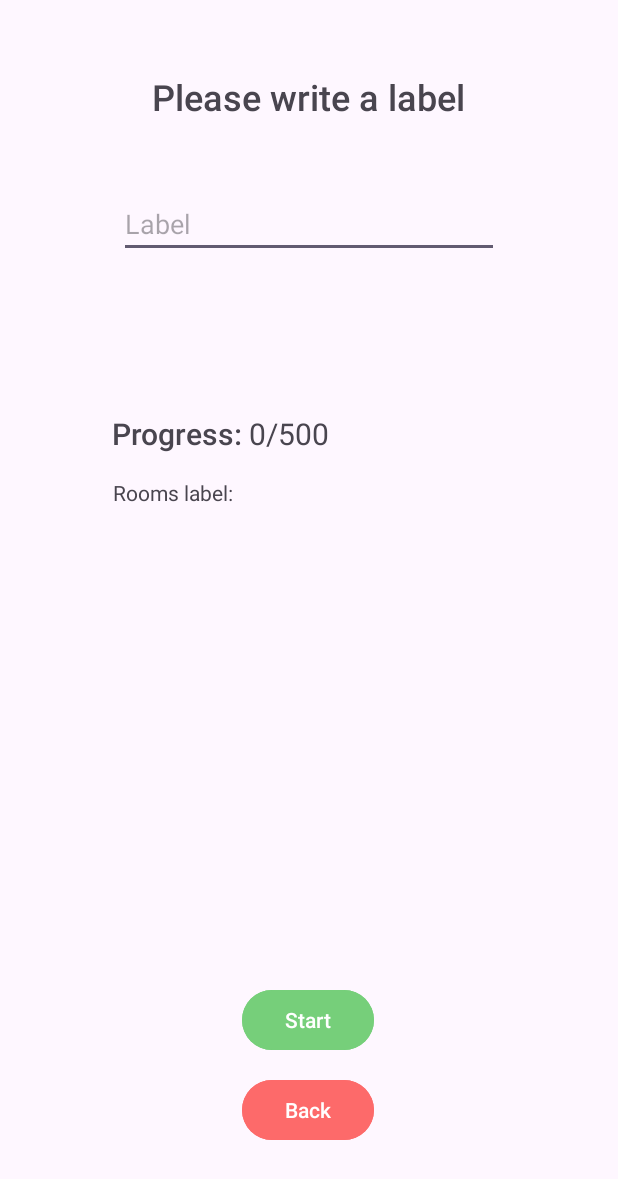
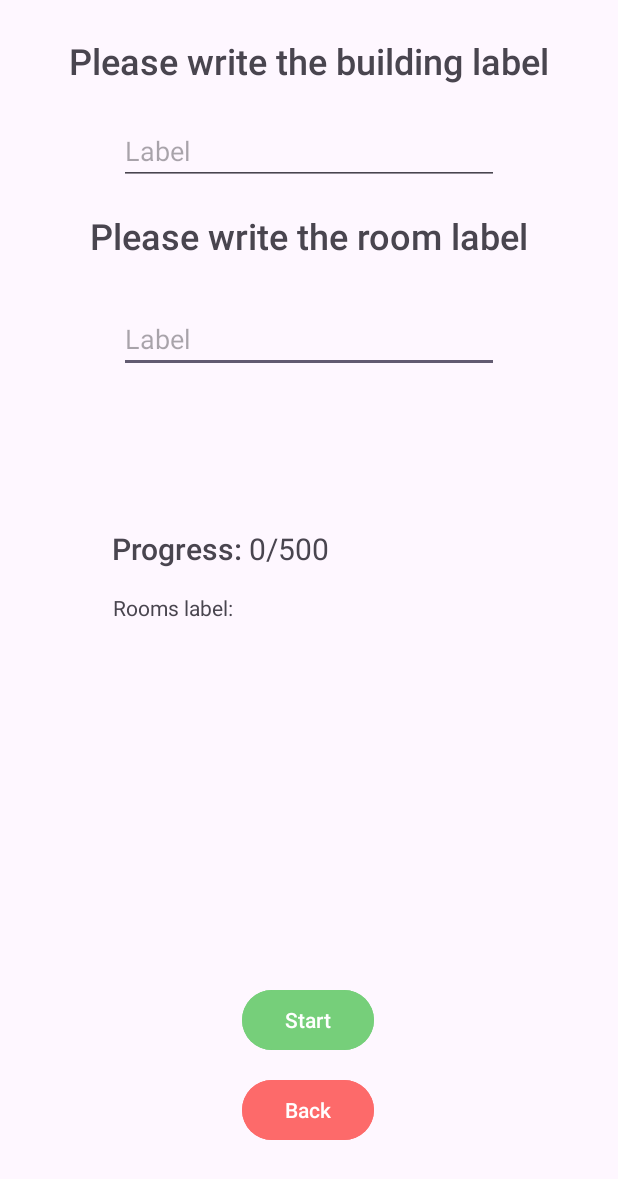
Before and after one commit to RadoslavSozonov/IndoorNavigationRP, an Android app: the layout popup_label.xml on its own in the app's theme, with its tools: preview values and no code run, on a phone screen of 412 x 824 dp. Shown: the top 1179 px of the screen. Run offline under Robolectric (Android 15) with nearby library versions, the phone set to English and light mode, and no system bars.

Commit message:
adding a building label

```diff
--- a/frontend_v1/app/src/main/java/com/example/myapplication/LabelWindow.java
+++ b/frontend_v1/app/src/main/java/com/example/myapplication/LabelWindow.java
@@ -71,7 +71,8 @@ public class LabelWindow extends Activity {
         setContentView(R.layout.popup_label);
 
         // Get layout components
-        TextView label = (TextView) findViewById(R.id.label_of_room);
+        TextView room_label = (TextView) findViewById(R.id.label_of_room);
+        TextView building_label = (TextView) findViewById(R.id.label_of_room);
         TextView sent_label = (TextView) findViewById(R.id.sent_label);
         Button button_start = (Button) findViewById(R.id.button_submit);
         TextView progress = (TextView) findViewById(R.id.textView4);
@@ -105,8 +106,9 @@ public class LabelWindow extends Activity {
             public void onClick(View v) {
                 if(!training) {
                     // get and set rooms label from user input
-                    String label_text = label.getText().toString();
-                    sent_label.setText(label_text);
+                    String label_room_text = room_label.getText().toString();
+                    String label_building_text = building_label.getText().toString();
+                    sent_label.setText(label_room_text + " " + label_building_text);
                     // Disable back button while labeling
                     training = true;
                     // TODO: chirp and receive 500 echos, then send them to server
@@ -116,7 +118,6 @@ public class LabelWindow extends Activity {
                     int repeatChirp = 5;
 //
                     ChirpEmitterBisccitAttempt chirpEmitter = new ChirpEmitterBisccitAttempt(CHIRP_FREQUENCY);
-
                     AudioRecord audioRecord = createAudioRecord(repeatChirp);
                     System.out.println(audioRecord.getState());
                     CaptureAcousticEcho captureAcousticEcho = new CaptureAcousticEcho(audioRecord);
@@ -171,7 +172,7 @@ public class LabelWindow extends Activity {
 //                    }
 
                     new Thread(() -> {
-                        ServerCommunication.addRoom(new Room(listOfRecords, label_text.trim(), "myBuilding"));
+                        ServerCommunication.addRoom(new Room(listOfRecords, label_room_text.trim(), label_building_text.trim()));
                     }).start();
 
                     chirpEmitter.destroy();
--- a/frontend_v1/app/src/main/res/layout/popup_label.xml
+++ b/frontend_v1/app/src/main/res/layout/popup_label.xml
@@ -6,28 +6,51 @@
     android:layout_height="match_parent">
 
     <TextView
+        android:id="@+id/textView2"
+        android:layout_width="wrap_content"
+        android:layout_height="wrap_content"
+        android:layout_marginTop="24dp"
+        android:fontFamily="sans-serif-medium"
+        android:text="Please write the building label"
+        android:textSize="24sp"
+        app:layout_constraintEnd_toEndOf="parent"
+        app:layout_constraintHorizontal_bias="0.502"
+        app:layout_constraintStart_toStartOf="parent"
+        app:layout_constraintTop_toTopOf="parent" />
+
+    <TextView
         android:id="@+id/textView"
         android:layout_width="wrap_content"
         android:layout_height="wrap_content"
-        android:layout_marginTop="48dp"
+        android:layout_marginTop="84dp"
         android:fontFamily="sans-serif-medium"
-        android:text="Please write a label"
+        android:text="Please write the room label"
         android:textSize="24sp"
         app:layout_constraintEnd_toEndOf="parent"
-        app:layout_constraintHorizontal_bias="0.497"
         app:layout_constraintStart_toStartOf="parent"
-        app:layout_constraintTop_toTopOf="parent" />
+        app:layout_constraintTop_toBottomOf="@+id/textView2" />
 
     <com.google.android.material.textfield.TextInputEditText
         android:id="@+id/label_of_room"
         android:layout_width="253dp"
         android:layout_height="43dp"
-        android:layout_marginTop="48dp"
+        android:layout_marginTop="32dp"
         android:hint="Label"
         android:inputType="text"
         app:layout_constraintEnd_toEndOf="parent"
         app:layout_constraintStart_toStartOf="parent"
         app:layout_constraintTop_toBottomOf="@+id/textView" />
+
+    <com.google.android.material.textfield.TextInputEditText
+        android:id="@+id/label_of_building"
+        android:layout_width="253dp"
+        android:layout_height="43dp"
+        android:layout_marginTop="23dp"
+        android:hint="Label"
+        android:inputType="text"
+        app:layout_constraintEnd_toEndOf="parent"
+        app:layout_constraintStart_toStartOf="parent"
+        app:layout_constraintTop_toBottomOf="@+id/textView2" />
 
     <Button
         android:id="@+id/button_submit"
```
